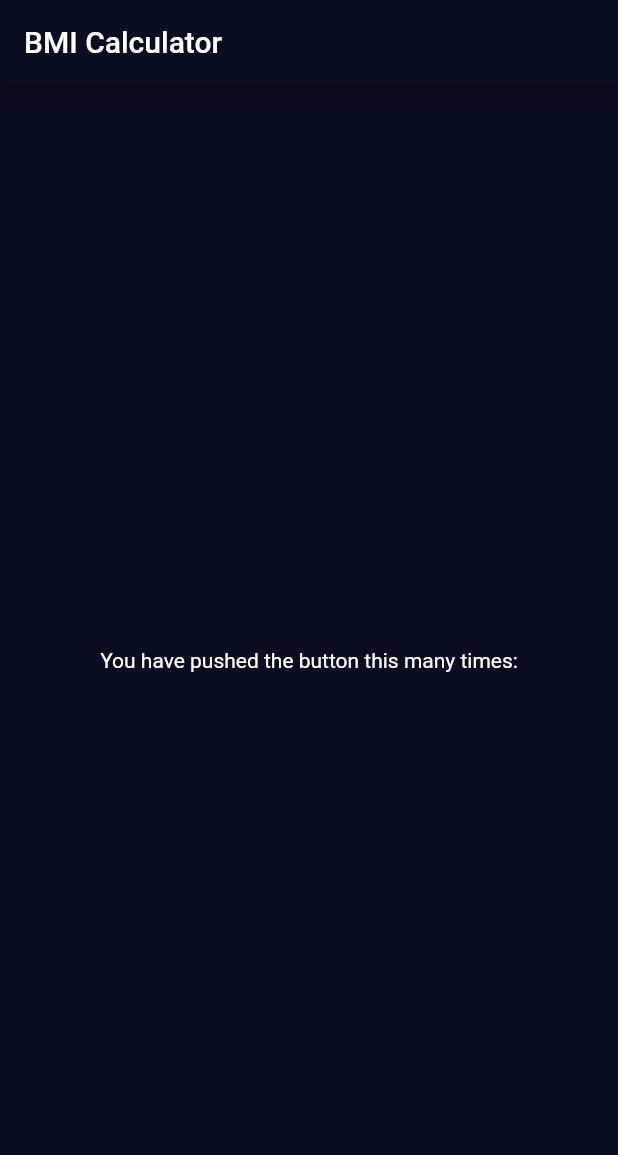
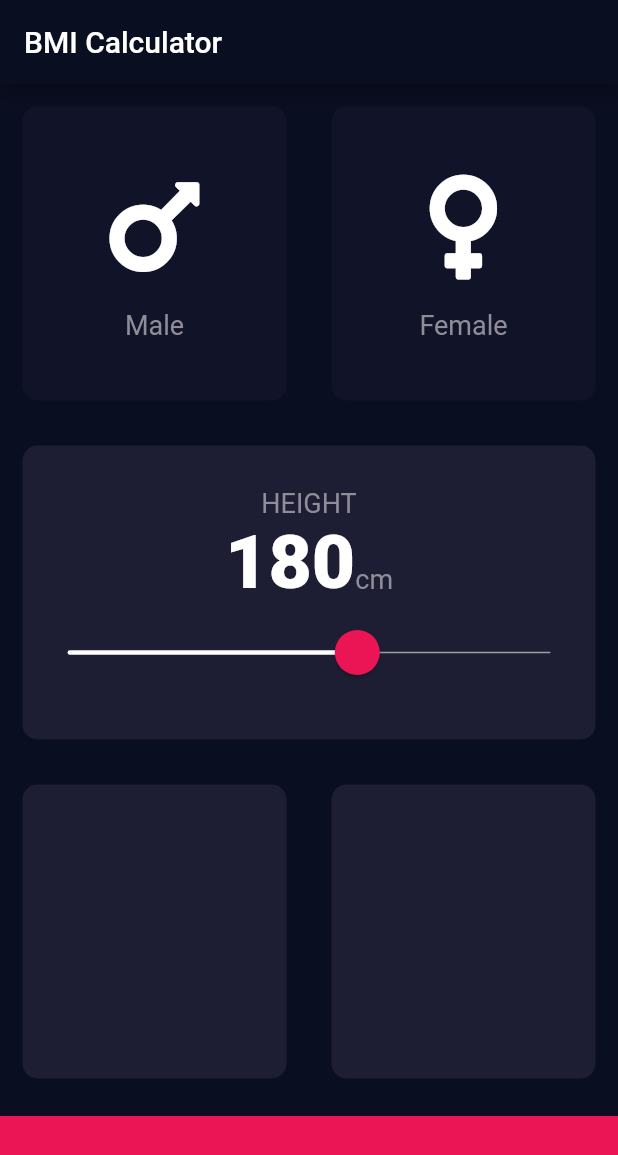
Before and after one commit to Halulkin/dmi-calculator-flutter, a Flutter app: the screen it shows after launch, on a phone screen of 412 x 824 dp. Shown: the top 1155 px of the screen. Run offline on Flutter 3.47's test engine with Material 2 defaults, Android fonts, the phone set to English and light mode, and no system bars; our stand-ins replace font_awesome_flutter.

Commit message:
* Added two buttons for choosing sex * Added slider for measuring height

```diff
--- /dev/null
+++ b/lib/constants.dart
@@ -0,0 +1,21 @@
+import 'package:flutter/material.dart';
+
+const kBottomContainerHeight = 80.0;
+const kActiveCardColor = Color(0xFF1D1E33);
+const kInactiveCardColor = Color(0xFF111328);
+const kBottomContainerColour = Color(0xFFEB1555);
+
+const kLabelTextStyle = TextStyle(
+  fontSize: 18.0,
+  color: Color(0xFF8F8E98),
+);
+
+const kNumberTextStyle = TextStyle(
+  fontSize: 50.0,
+  fontWeight: FontWeight.w900,
+);
+
+const kSliderValueTextStyle = TextStyle(
+  fontSize: 50.0,
+  fontWeight: FontWeight.w900,
+);
--- /dev/null
+++ b/lib/icon_content.dart
@@ -0,0 +1,30 @@
+import 'package:flutter/material.dart';
+
+import 'constants.dart';
+
+class IconContent extends StatelessWidget {
+  IconContent({required this.title, required this.icon});
+
+  final String title;
+  final IconData icon;
+
+  @override
+  Widget build(BuildContext context) {
+    return Column(
+      mainAxisAlignment: MainAxisAlignment.center,
+      children: [
+        Icon(
+          icon,
+          size: 80.0,
+        ),
+        SizedBox(
+          height: 15.0,
+        ),
+        Text(
+          title,
+          style: kLabelTextStyle,
+        )
+      ],
+    );
+  }
+}
--- a/lib/input_page.dart
+++ b/lib/input_page.dart
@@ -1,4 +1,12 @@
 import 'package:flutter/material.dart';
+import 'package:flutter/rendering.dart';
+import 'package:font_awesome_flutter/font_awesome_flutter.dart';
+
+import 'constants.dart';
+import 'icon_content.dart';
+import 'reusable_card.dart';
+
+enum Gender { male, female, unspecified }
 
 class InputPage extends StatefulWidget {
   @override
@@ -6,15 +14,120 @@ class InputPage extends StatefulWidget {
 }
 
 class _InputPageState extends State<InputPage> {
+  late Gender selectedGender = Gender.unspecified;
+  double sliderValue = 180;
+
   @override
   Widget build(BuildContext context) {
     return Scaffold(
-      appBar: AppBar(
-        title: Text('BMI Calculator'),
-      ),
-      body: Center(
-        child: Text('You have pushed the button this many times:'),
-      ),
-    );
+        appBar: AppBar(
+          title: Text('BMI Calculator'),
+        ),
+        body: SafeArea(
+          child: Column(
+            crossAxisAlignment: CrossAxisAlignment.stretch,
+            children: [
+              Expanded(
+                child: Row(
+                  mainAxisAlignment: MainAxisAlignment.spaceEvenly,
+                  children: [
+                    Expanded(
+                      child: ReusableCard(
+                        onPress: () {
+                          setState(() {
+                            selectedGender = Gender.male;
+                          });
+                        },
+                        colour: selectedGender == Gender.male
+                            ? kActiveCardColor
+                            : kInactiveCardColor,
+                        cardChild: IconContent(
+                            title: "Male", icon: FontAwesomeIcons.mars),
+                      ),
+                    ),
+                    Expanded(
+                      child: ReusableCard(
+                        onPress: () {
+                          setState(() {
+                            selectedGender = Gender.female;
+                          });
+                        },
+                        colour: selectedGender == Gender.female
+                            ? kActiveCardColor
+                            : kInactiveCardColor,
+                        cardChild: IconContent(
+                            title: "Female", icon: FontAwesomeIcons.venus),
+                      ),
+                    ),
+                  ],
+                ),
+              ),
+              Expanded(
+                child: ReusableCard(
+                    colour: kActiveCardColor,
+                    cardChild: Column(
+                      mainAxisAlignment: MainAxisAlignment.center,
+                      children: [
+                        Text("HEIGHT", style: kLabelTextStyle),
+                        Row(
+                          mainAxisAlignment: MainAxisAlignment.center,
+                          crossAxisAlignment: CrossAxisAlignment.baseline,
+                          textBaseline: TextBaseline.alphabetic,
+                          children: [
+                            Text(sliderValue.round().toString(),
+                                style: kNumberTextStyle),
+                            Text(
+                              'cm',
+                              style: kLabelTextStyle,
+                            ),
+                          ],
+                        ),
+                        SliderTheme(
+                          data: SliderTheme.of(context).copyWith(
+                              inactiveTrackColor: Colors.grey,
+                              activeTrackColor: Colors.white,
+                              thumbColor: Color(0xFFEB1555),
+                              overlayColor: Color(0x15EB1555),
+                              thumbShape: RoundSliderThumbShape(
+                                  enabledThumbRadius: 15.0),
+                              overlayShape:
+                                  RoundSliderOverlayShape(overlayRadius: 30.0),
+                              trackHeight: 1),
+                          child: Slider(
+                            value: sliderValue,
+                            min: 120,
+                            max: 220,
+                            label: sliderValue.round().toString(),
+                            onChanged: (double value) {
+                              setState(() {
+                                sliderValue = value;
+                              });
+                            },
+                          ),
+                        ),
+                      ],
+                    )),
+              ),
+              Expanded(
+                child: Row(
+                  children: [
+                    Expanded(
+                      child: ReusableCard(colour: kActiveCardColor),
+                    ),
+                    Expanded(
+                      child: ReusableCard(colour: kActiveCardColor),
+                    ),
+                  ],
+                ),
+              ),
+              Container(
+                color: kBottomContainerColour,
+                margin: EdgeInsets.only(top: 10.0),
+                width: double.infinity,
+                height: kBottomContainerHeight,
+              )
+            ],
+          ),
+        ));
   }
 }
--- /dev/null
+++ b/lib/reusable_card.dart
@@ -0,0 +1,24 @@
+import 'package:flutter/material.dart';
+
+class ReusableCard extends StatelessWidget {
+  ReusableCard({required this.colour, this.cardChild, this.onPress});
+
+  final Color colour;
+  final Widget? cardChild;
+  final Function? onPress;
+
+  @override
+  Widget build(BuildContext context) {
+    return GestureDetector(
+      onTap: () => {onPress?.call()},
+      child: Container(
+        child: cardChild,
+        margin: EdgeInsets.all(15.0),
+        decoration: BoxDecoration(
+          borderRadius: BorderRadius.circular(10.0),
+          color: colour,
+        ),
+      ),
+    );
+  }
+}
--- a/pubspec.yaml
+++ b/pubspec.yaml
@@ -28,6 +28,7 @@ dependencies:
   # The following adds the Cupertino Icons font to your application.
   # Use with the CupertinoIcons class for iOS style icons.
   cupertino_icons: ^1.0.2
+  font_awesome_flutter: 9.1.0
 
 dev_dependencies:
   flutter_test:
```
Also changed, not shown: pubspec.lock, 1 other file.
